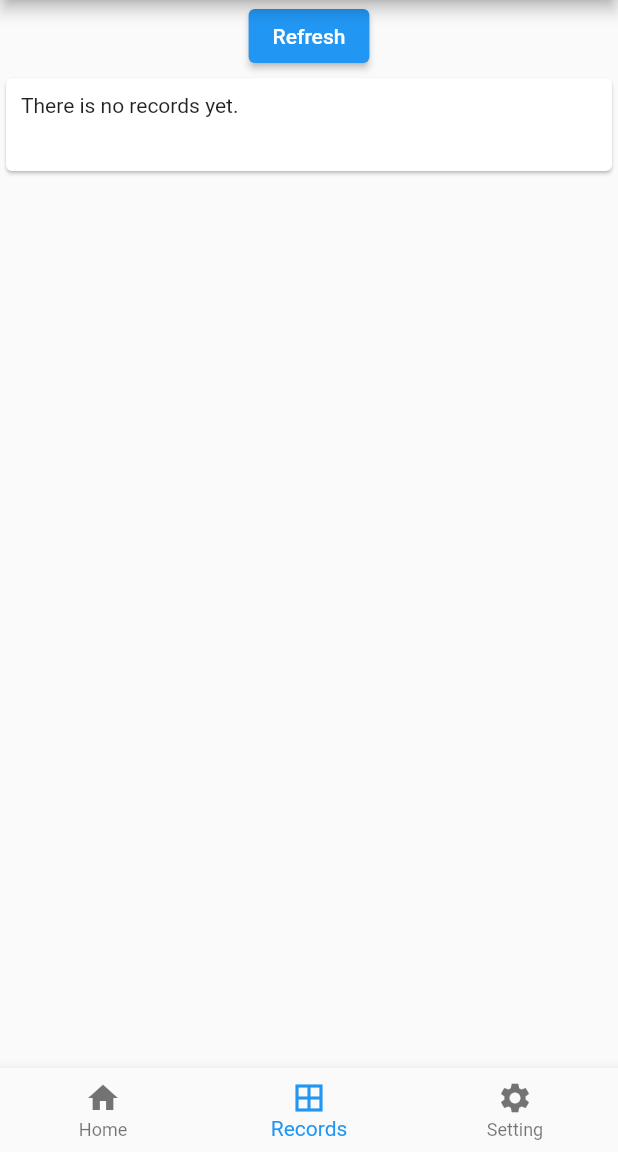
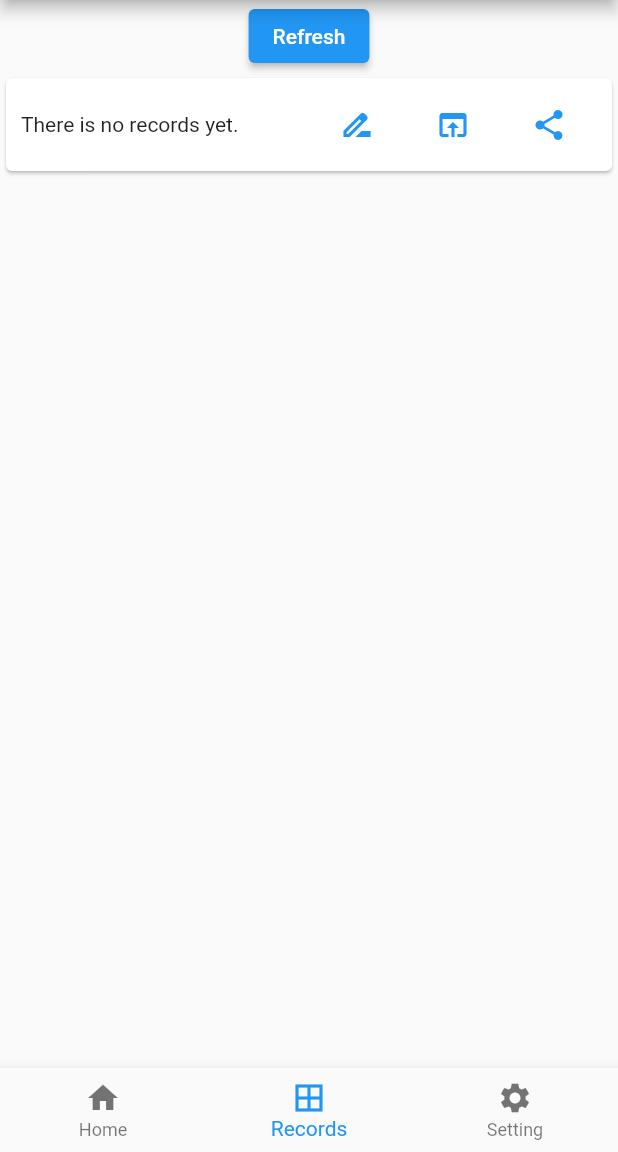
Before and after one commit to ekln3org/absg, a Flutter app: the screen it shows after launch, item 2 of the bottom bar chosen, on a phone screen of 412 x 824 dp, the part 84-1236 px from its top. Run offline on Flutter 3.47's test engine with Material 2 defaults, Android fonts, the phone set to English and light mode, and no system bars; our stand-ins replace fl_chart, sensors_plus; missing offline and left inert: sensors_plus_web.

Commit message:
add share button in logview

```diff
--- a/lib/LogListView.dart
+++ b/lib/LogListView.dart
@@ -63,14 +63,39 @@ class _LogListViewState extends State<LogListView> {
 
     print("return Container");
     return Container(
-        height: 70,
-        child: Card(
-          child: Padding(
-              padding: const EdgeInsets.all(10),
-              child: entities.length == 0
+      height: 70,
+      child: Card(
+        child: Padding(
+          padding: const EdgeInsets.all(10),
+          child: Row(
+            mainAxisAlignment: MainAxisAlignment.spaceBetween,
+            children: [
+              entities.length == 0
                   ? const Text("There is no records yet.")
-                  : Text(filename)),
-        ));
+                  : Text(filename),
+              Container(
+                child: Row(
+                  children: [
+                    TextButton(
+                      onPressed: () {},
+                      child: const Icon(Icons.drive_file_rename_outline),
+                    ),
+                    TextButton(
+                      onPressed: () {},
+                      child: const Icon(Icons.open_in_browser),
+                    ),
+                    TextButton(
+                      onPressed: () {},
+                      child: const Icon(Icons.share),
+                    ),
+                  ],
+                ),
+              ),
+            ],
+          ),
+        ),
+      ),
+    );
   }
 
   void RefreshList() async {
```
